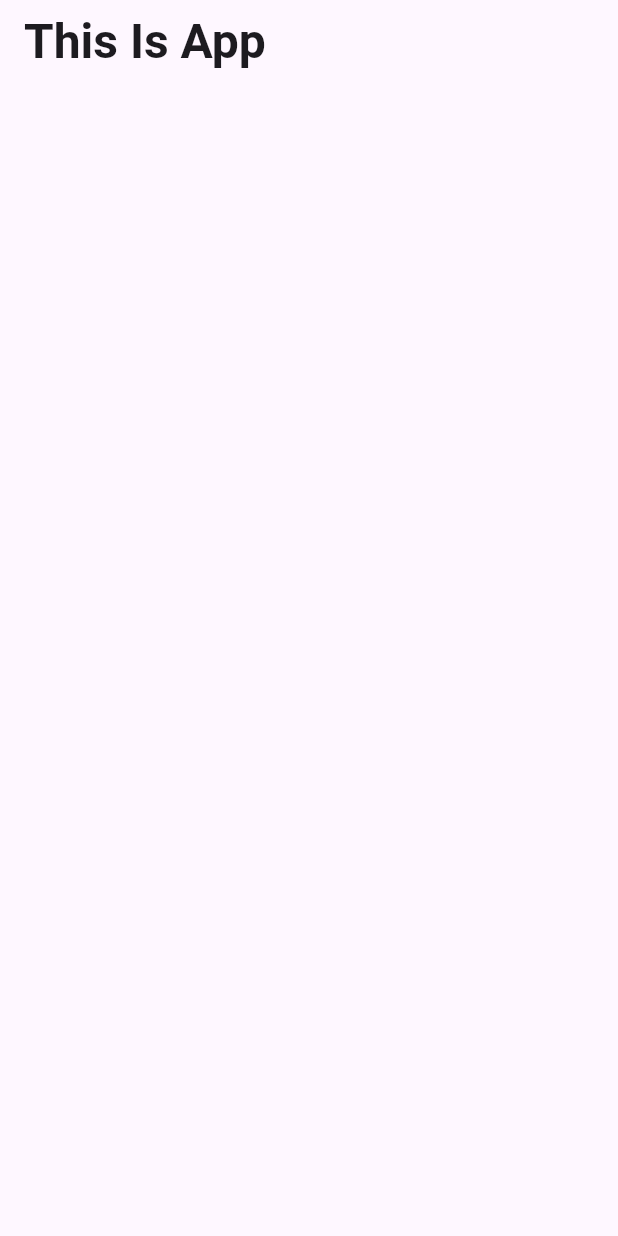
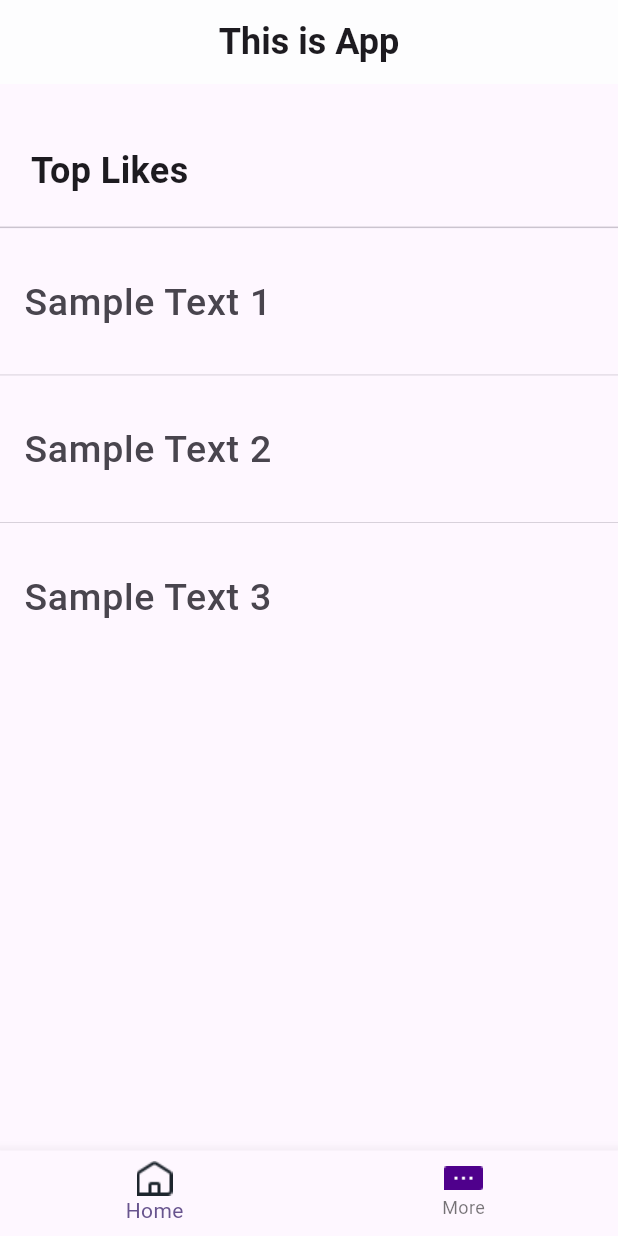
Before and after one commit to Mohamedkhaled15/challenge_task, a Flutter app: the screen it shows after launch, on a phone screen of 412 x 824 dp. Run offline on Flutter 3.47's test engine with Material 2 defaults, Android fonts, the phone set to English and light mode, and no system bars; our stand-ins replace bloc, flutter_bloc.

Commit message:
home_work

```diff
--- a/lib/home_cubit/home_cubit.dart
+++ b/lib/home_cubit/home_cubit.dart
@@ -5,4 +5,10 @@ part 'home_state.dart';
 
 class HomeCubit extends Cubit<HomeState> {
   HomeCubit() : super(HomeInitial());
+
+ void changeIndex(int currentIndex,int index){
+   emit(HomeBottomNavigationBar());
+   currentIndex= index;
+   emit(HomeBottomNavigationBar());
+ }
 }
--- a/lib/home_cubit/home_state.dart
+++ b/lib/home_cubit/home_state.dart
@@ -4,3 +4,4 @@ part of 'home_cubit.dart';
 abstract class HomeState {}
 
 class HomeInitial extends HomeState {}
+class HomeBottomNavigationBar extends HomeState {}
--- a/lib/main.dart
+++ b/lib/main.dart
@@ -1,8 +1,13 @@
 import 'package:flutter/material.dart';
-import 'package:task_challenge/view/home.dart';
+import 'package:flutter_bloc/flutter_bloc.dart';
+import 'package:task_challenge/home_cubit/home_cubit.dart';
+import 'package:task_challenge/view/home_view.dart';
 
 void main() {
-  runApp(const MyApp());
+  runApp(BlocProvider(
+    create: (context) => HomeCubit(),
+    child: MyApp(),
+  ));
 }
 
 class MyApp extends StatelessWidget {
@@ -32,7 +37,8 @@ class MyApp extends StatelessWidget {
         colorScheme: ColorScheme.fromSeed(seedColor: Colors.deepPurple),
         useMaterial3: true,
       ),
-      home: const HomePage(),
+      debugShowCheckedModeBanner: false,
+      home: HomePage(),
     );
   }
 }
--- /dev/null
+++ b/lib/model/home_model.dart
@@ -0,0 +1,12 @@
+class HomeModel{
+ List leadingText=[
+   'Sample Text 1',
+   'Sample Text 2',
+   'Sample Text 3',
+ ];
+ List isSelected=[
+   true,
+   true,
+   true,
+ ];
+}
--- a/lib/view/home.dart
+++ /dev/null
@@ -1,21 +0,0 @@
-// ignore_for_file: prefer_const_constructors
-
-import 'package:flutter/material.dart';
-class HomePage extends StatelessWidget {
-  const HomePage({Key? key}) : super(key: key);
-
-  @override
-  Widget build(BuildContext context) {
-    return Scaffold(
-      appBar: AppBar(
-        title: Text('This Is App',
-
-        style: TextStyle(
-          fontWeight: FontWeight.bold,
-          fontSize: 32
-        ),),
-      ),
-
-    );
-  }
-}
--- /dev/null
+++ b/lib/view/home_view.dart
@@ -0,0 +1,107 @@
+// ignore_for_file: prefer_const_constructors
+
+import 'package:flutter/material.dart';
+import 'package:task_challenge/home_cubit/home_cubit.dart';
+import 'package:task_challenge/view_model/component/custom_text.dart';
+import 'package:task_challenge/view_model/constant/colors.dart';
+import 'package:task_challenge/view_model/constant/images.dart';
+import 'package:flutter_bloc/flutter_bloc.dart';
+
+import '../model/home_model.dart';
+
+class HomePage extends StatefulWidget {
+  HomePage({Key? key}) : super(key: key);
+
+
+  @override
+  State<HomePage> createState() => _HomePageState();
+}
+
+class _HomePageState extends State<HomePage> {
+  var controller=HomeModel();
+  int currentIndex=1;
+
+
+  @override
+  Widget build(BuildContext context) {
+    double appHeight = MediaQuery.of(context).size.height;
+    double appWidth = MediaQuery.of(context).size.width;
+
+    return BlocBuilder<HomeCubit, HomeState>(
+      builder: (context, state) {
+        return Scaffold(
+          appBar: AppBar(
+            elevation: 0.25,
+            centerTitle: true,
+            title: Text('This is App',
+              style: TextStyle(
+                  fontWeight: FontWeight.bold,
+                  fontSize: 24
+              ),),
+            backgroundColor: AppColors.primary,
+          ),
+          bottomNavigationBar: BottomNavigationBar(
+            onTap: (index) {
+             setState(() {
+               currentIndex=index;
+             });
+            },
+            type: BottomNavigationBarType.fixed,
+            items: [
+              BottomNavigationBarItem(
+                  icon:currentIndex==0? Image.asset(AppImages.home):Image.asset(AppImages.homeUnselected),
+                  label: 'Home'),
+              BottomNavigationBarItem(
+                  icon:currentIndex==1? Image.asset(AppImages.more): Image.asset(AppImages.moreUnselected),
+                  label: 'More'),
+            ],
+          ),
+          body: Column(
+            children: [
+             Padding(
+                  padding:  EdgeInsets.only(
+                      top: appHeight*0.05,
+                      left: appWidth*0.05,
+                    bottom: appHeight*0.015,
+                  ),
+                  child: Align(
+                    alignment: Alignment.topLeft,
+                    child: Text('Top Likes',
+                        style: TextStyle(
+                            fontWeight: FontWeight.bold,
+                            fontSize: 24
+                        )
+                    ),
+                  ),
+                ),
+              Divider(),
+              Expanded(
+                  child: Container(
+                    // color: AppColors.secondary,
+                    child: ListView.separated(
+                        itemBuilder: (context,index){
+                          return SizedBox(
+                            height: appHeight*0.1,
+                            child: Center(
+                              child: ListTile(
+                                leading: LeadingText(text: controller.leadingText[index],),
+                                // trailing: controller.isSelected?Image.asset(AppImages. ),
+                              ),
+                            ),
+                          );
+                        },
+                        separatorBuilder:(context,index)=> Divider(
+                          thickness: 0.5,
+                        ),
+                        itemCount: controller.isSelected.length
+                    ),
+                  ))
+
+            ],
+          ),
+
+        );
+      },
+    );
+  }
+}
--- /dev/null
+++ b/lib/view_model/component/custom_text.dart
@@ -0,0 +1,16 @@
+import 'package:flutter/material.dart';
+class LeadingText extends StatelessWidget {
+  final String text;
+  const LeadingText({Key? key, required this.text}) : super(key: key);
+
+  @override
+  Widget build(BuildContext context) {
+    return Text(text,
+    style: const TextStyle(
+      fontSize: 25,
+
+    ),
+
+    );
+  }
+}
--- /dev/null
+++ b/lib/view_model/constant/colors.dart
@@ -0,0 +1,7 @@
+import 'package:flutter/widgets.dart';
+
+class AppColors{
+
+  static Color primary=const Color(0xffffffff);
+  static Color secondary =const Color(0xff5B0888);
+}
--- /dev/null
+++ b/lib/view_model/constant/images.dart
@@ -0,0 +1,8 @@
+
+
+class AppImages{
+  static const String home ='assets/images/Home.png';
+  static const String homeUnselected ='assets/images/Home_no selection.png';
+  static const String more='assets/images/More.png';
+  static const String moreUnselected='assets/images/More_not selected.png';
+}
--- a/pubspec.yaml
+++ b/pubspec.yaml
@@ -90,3 +90,6 @@ flutter:
   #
   # For details regarding fonts from package dependencies,
   # see https://flutter.dev/custom-fonts/#from-packages
+  assets:
+    - assets/
+    - assets/images/
```
